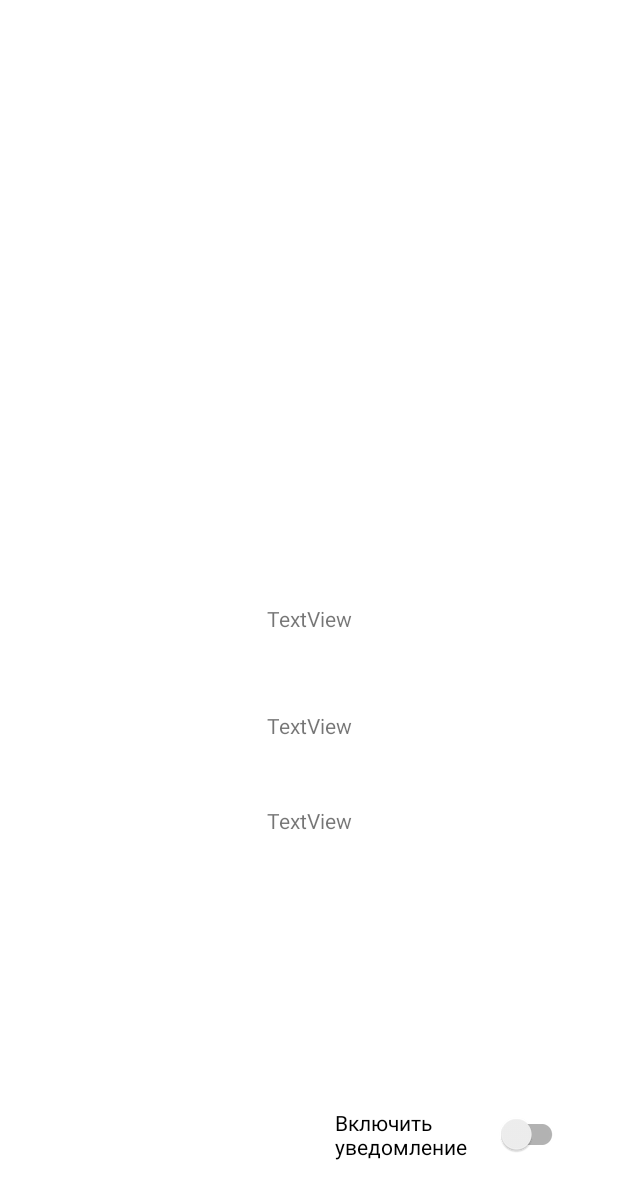
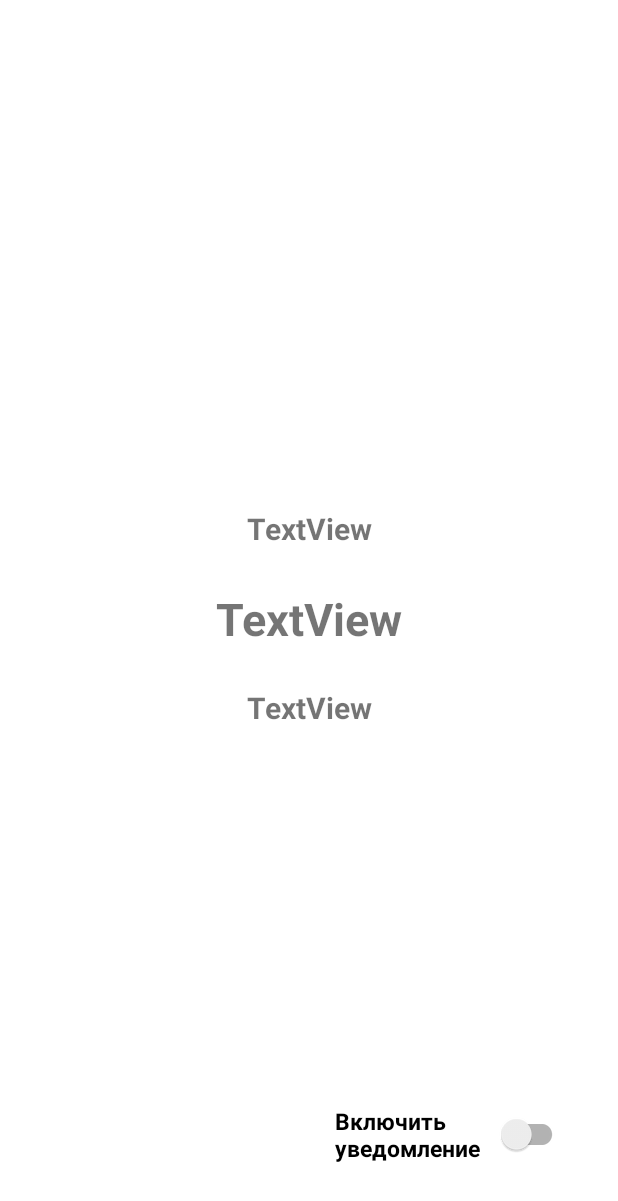
Before and after one commit to mortenlove/TimeProject, an Android app: the layout activity_main.xml on its own in the app's theme, with its tools: preview values and no code run, on a phone screen of 412 x 824 dp. Shown: the top 1201 px of the screen. Run offline under Robolectric (Android 15) with nearby library versions, the phone set to English and light mode, and no system bars.

Commit message:
Update activity_main.xml

```diff
--- a/app/src/main/res/layout/activity_main.xml
+++ b/app/src/main/res/layout/activity_main.xml
@@ -11,34 +11,42 @@
         android:layout_width="wrap_content"
         android:layout_height="wrap_content"
         android:text="TextView"
+        android:textSize="20dp"
+        android:textStyle="bold"
         app:layout_constraintBottom_toBottomOf="parent"
         app:layout_constraintEnd_toEndOf="parent"
+        app:layout_constraintHorizontal_bias="0.5"
         app:layout_constraintStart_toStartOf="parent"
-        app:layout_constraintTop_toTopOf="parent" />
+        app:layout_constraintTop_toTopOf="parent"
+        app:layout_constraintVertical_bias="0.425" />
 
     <TextView
         android:id="@+id/textView2"
         android:layout_width="wrap_content"
         android:layout_height="wrap_content"
         android:text="TextView"
+        android:textSize="30dp"
+        android:textStyle="bold"
         app:layout_constraintBottom_toBottomOf="parent"
         app:layout_constraintEnd_toEndOf="parent"
-        app:layout_constraintHorizontal_bias="0.501"
+        app:layout_constraintHorizontal_bias="0.5"
         app:layout_constraintStart_toStartOf="parent"
         app:layout_constraintTop_toTopOf="parent"
-        app:layout_constraintVertical_bias="0.589" />
+        app:layout_constraintVertical_bias="0.5" />
 
     <TextView
         android:id="@+id/textView3"
         android:layout_width="wrap_content"
         android:layout_height="wrap_content"
         android:text="TextView"
+        android:textSize="20dp"
+        android:textStyle="bold"
         app:layout_constraintBottom_toBottomOf="parent"
         app:layout_constraintEnd_toEndOf="parent"
-        app:layout_constraintHorizontal_bias="0.501"
+        app:layout_constraintHorizontal_bias="0.5"
         app:layout_constraintStart_toStartOf="parent"
         app:layout_constraintTop_toTopOf="parent"
-        app:layout_constraintVertical_bias="0.668" />
+        app:layout_constraintVertical_bias="0.575" />
 
     <androidx.appcompat.widget.SwitchCompat
         android:id="@+id/switch1"
@@ -46,6 +54,8 @@
         android:layout_height="50dp"
         android:checked="false"
         android:text="Включить уведомление"
+        android:textSize="15dp"
+        android:textStyle="bold"
         app:layout_constraintBottom_toBottomOf="parent"
         app:layout_constraintEnd_toEndOf="parent"
         app:layout_constraintHorizontal_bias="0.870"
```
